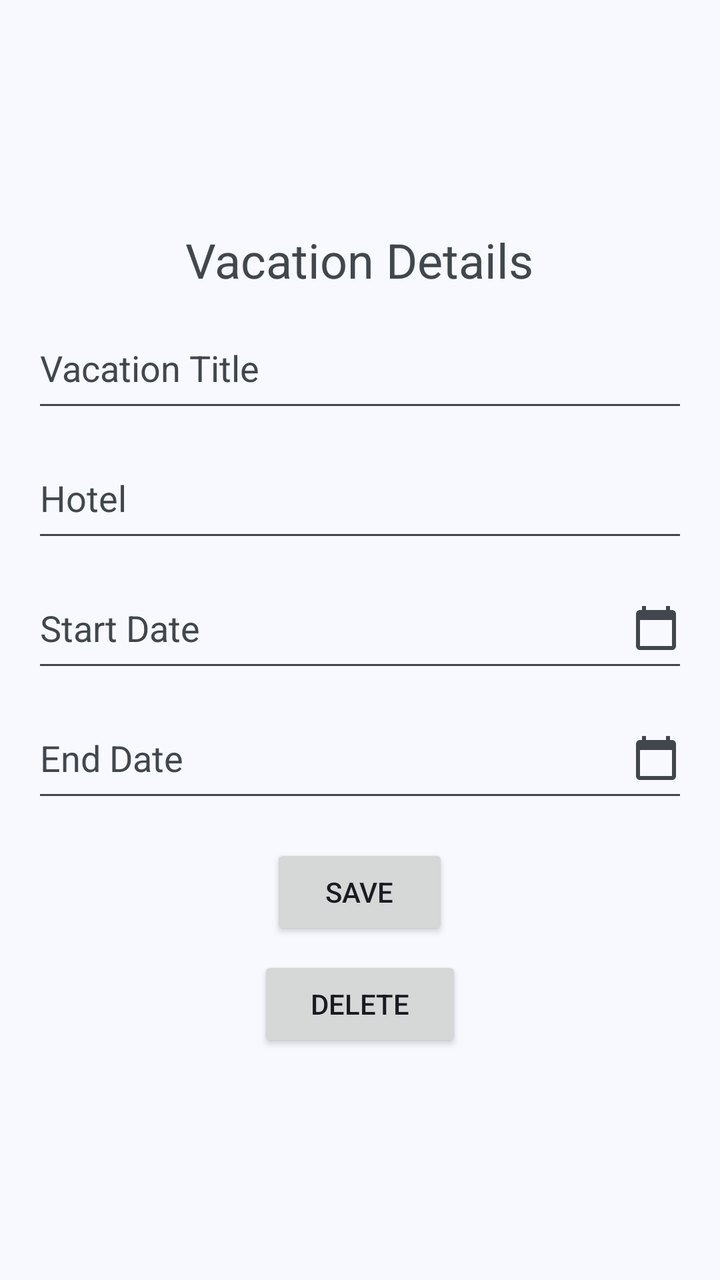
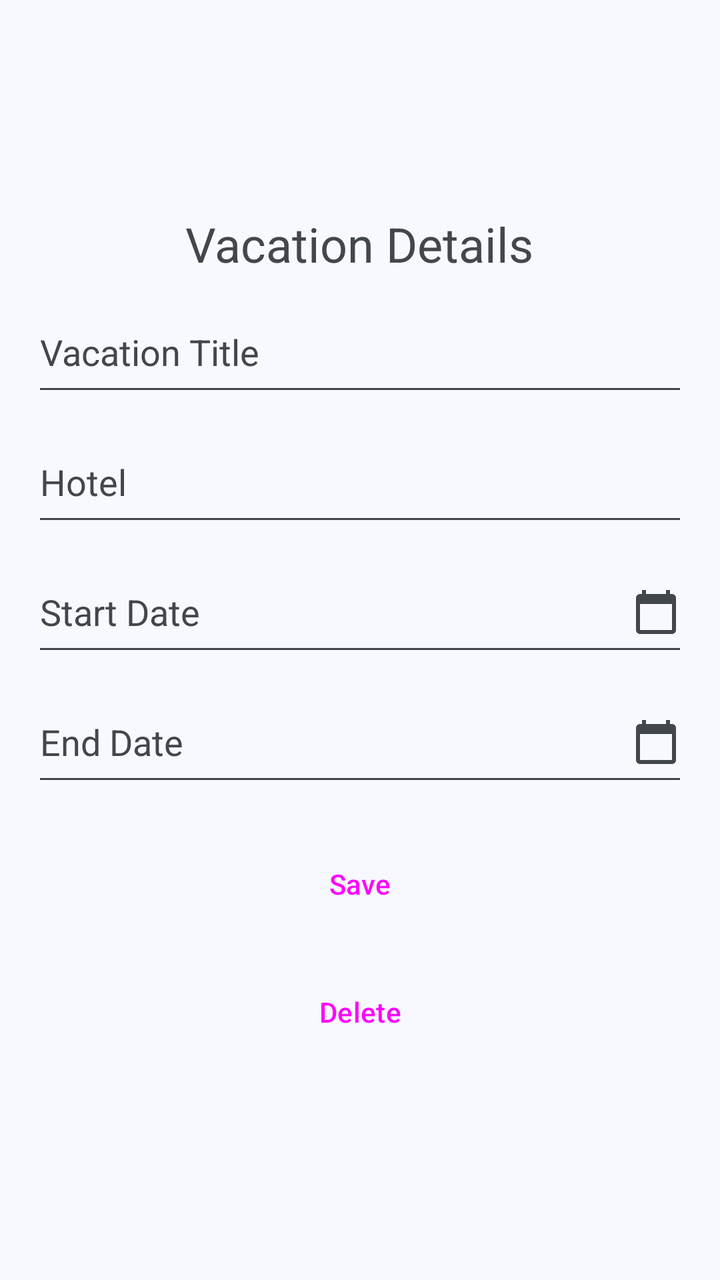

Before-and-after screenshots of an Android layout around one commit, followed by the original layout XML and the change that was made.
<!-- AndroidManifest.xml: application theme Theme.Vagor -->
<!-- res/layout/activity_vacation_detail.xml -->
<?xml version="1.0" encoding="utf-8"?>
<ScrollView
    xmlns:android="http://schemas.android.com/apk/res/android"
    android:layout_width="match_parent"
    android:layout_height="match_parent"
    android:fillViewport="true">

    <LinearLayout
        android:layout_width="match_parent"
        android:layout_height="wrap_content"
        android:gravity="center"
        android:orientation="vertical"
        android:padding="16dp">

        <TextView
            android:layout_width="wrap_content"
            android:layout_height="wrap_content"
            android:text="@string/vacation_details"
            android:textSize="24sp"
            android:layout_marginBottom="8dp"/>

        <EditText
            android:id="@+id/editTitle"
            android:layout_width="match_parent"
            android:layout_height="57dp"
            android:autofillHints="none"
            android:hint="@string/vacation_title"
            android:inputType="text" />

        <EditText
            android:id="@+id/editHotel"
            android:layout_width="match_parent"
            android:layout_height="57dp"
            android:layout_marginTop="8dp"
            android:autofillHints="none"
            android:hint="@string/hotel"
            android:inputType="text" />

        <EditText
            android:id="@+id/editStartDate"
            android:layout_width="match_parent"
            android:layout_height="57dp"
            android:layout_marginTop="8dp"
            android:autofillHints="none"
            android:drawableEnd="@drawable/ic_calendar"
            android:hint="@string/start_date"
            android:inputType="date" />

        <EditText
            android:id="@+id/editEndDate"
            android:layout_width="match_parent"
            android:layout_height="57dp"
            android:layout_marginTop="8dp"
            android:autofillHints="none"
            android:drawableEnd="@drawable/ic_calendar"
            android:hint="@string/end_date"
            android:inputType="date" />

        <Button
            android:id="@+id/buttonSave"
            android:layout_width="wrap_content"
            android:layout_height="wrap_content"
            android:minWidth="89dp"
            android:layout_marginTop="16dp"
            android:text="@string/save" />

        <Button
            android:id="@+id/buttonDelete"
            android:layout_width="wrap_content"
            android:layout_height="wrap_content"
            android:minWidth="102dp"
            android:layout_marginTop="8dp"
            android:text="@string/delete" />

    </LinearLayout>

</ScrollView>
<!-- resources referenced by this layout -->
<resources>
  <!-- drawable ic_calendar (drawable) -->
  <vector xmlns:android="http://schemas.android.com/apk/res/android"
      android:width="24dp"
      android:height="24dp"
      android:tint="?attr/colorControlNormal"
      android:viewportWidth="24"
      android:viewportHeight="24">
      <path
          android:fillColor="@android:color/white"
          android:pathData="M20,3h-1V1h-2v2H7V1H5v2H4c-1.1,0 -2,0.9 -2,2v16c0,1.1 0.9,2 2,2h16c1.1,0 2,-0.9 2,-2V5c0,-1.1 -0.9,-2 -2,-2zM20,21H4V8h16v13z" />
  </vector>
  <string name="delete">Delete</string>
  <string name="end_date">End Date</string>
  <string name="hotel">Hotel</string>
  <string name="save">Save</string>
  <string name="start_date">Start Date</string>
  <string name="vacation_details">Vacation Details</string>
  <string name="vacation_title">Vacation Title</string>
  <style name="Theme.Vagor" parent="Base.Theme.Vagor" />
  <color name="vagor_light_primary">#00639B</color>
  <color name="vagor_light_onPrimary">#FFFFFF</color>
  <color name="vagor_light_primaryContainer">#CEE5FF</color>
  <color name="vagor_light_onPrimaryContainer">#001D33</color>
  <color name="vagor_light_secondary">#51606F</color>
  <color name="vagor_light_onSecondary">#FFFFFF</color>
  <color name="vagor_light_secondaryContainer">#D5E4F7</color>
  <color name="vagor_light_onSecondaryContainer">#0E1D2A</color>
  <color name="vagor_light_tertiary">#68587A</color>
  <color name="vagor_light_onTertiary">#FFFFFF</color>
  <color name="vagor_light_tertiaryContainer">#EFDBFF</color>
  <color name="vagor_light_onTertiaryContainer">#231533</color>
  <color name="vagor_light_error">#BA1A1A</color>
  <color name="vagor_light_onError">#FFFFFF</color>
  <color name="vagor_light_errorContainer">#FFDAD6</color>
  <color name="vagor_light_onErrorContainer">#410002</color>
  <color name="vagor_light_background">#F7F9FF</color>
  <color name="vagor_light_onBackground">#181C20</color>
  <color name="vagor_light_surface">#F7F9FF</color>
  <color name="vagor_light_onSurface">#181C20</color>
  <color name="vagor_light_surfaceVariant">#DEE3EB</color>
  <color name="vagor_light_onSurfaceVariant">#42474E</color>
  <color name="vagor_light_outline">#72777F</color>
  <color name="vagor_light_outlineVariant">#C2C7CF</color>
  <color name="vagor_light_inverseSurface">#2D3135</color>
  <color name="vagor_light_inverseOnSurface">#EFF1F6</color>
  <color name="vagor_light_inversePrimary">#97CBFF</color>
  <color name="vagor_light_surfaceDim">#D8DAE0</color>
  <color name="vagor_light_surfaceBright">#F7F9FF</color>
  <color name="vagor_light_surfaceContainerLowest">#FFFFFF</color>
  <color name="vagor_light_surfaceContainerLow">#F1F3F9</color>
  <color name="vagor_light_surfaceContainer">#ECEEF3</color>
  <color name="vagor_light_surfaceContainerHigh">#E6E8EE</color>
  <color name="vagor_light_surfaceContainerHighest">#E0E2E8</color>
  <!-- unchanged entries left out for length: 1 -->
</resources>

<!-- the commit's change to res/layout/activity_vacation_detail.xml (unified diff, before → after) -->
@@ -58,18 +58,18 @@
 
         <Button
             android:id="@+id/buttonSave"
-            android:layout_width="wrap_content"
+            style="@style/Widget.Vagor.Button"
+            android:layout_width="match_parent"
             android:layout_height="wrap_content"
-            android:minWidth="89dp"
             android:layout_marginTop="16dp"
             android:text="@string/save" />
 
         <Button
             android:id="@+id/buttonDelete"
-            android:layout_width="wrap_content"
+            style="@style/Widget.Vagor.Button"
+            android:layout_width="match_parent"
             android:layout_height="wrap_content"
-            android:minWidth="102dp"
-            android:layout_marginTop="8dp"
+            android:layout_marginTop="@dimen/button_spacing"
             android:text="@string/delete" />
 
     </LinearLayout>
<!-- resource entries referenced after the edit -->
@@ -1,5 +1,6 @@
 <!-- resources referenced by this layout -->
 <resources>
+  <dimen name="button_spacing">8dp</dimen>
   <!-- drawable ic_calendar (drawable) -->
   <vector xmlns:android="http://schemas.android.com/apk/res/android"
       android:width="24dp"
@@ -18,7 +19,13 @@
   <string name="start_date">Start Date</string>
   <string name="vacation_details">Vacation Details</string>
   <string name="vacation_title">Vacation Title</string>
+  <style name="Widget.Vagor.Button" parent="Widget.Material3.Button">
+          <item name="android:minHeight">@dimen/button_height</item>
+          <item name="android:insetTop">0dp</item>
+          <item name="android:insetBottom">0dp</item>
+      </style>
   <style name="Theme.Vagor" parent="Base.Theme.Vagor" />
+  <dimen name="button_height">56dp</dimen>
   <color name="vagor_light_primary">#00639B</color>
   <color name="vagor_light_onPrimary">#FFFFFF</color>
   <color name="vagor_light_primaryContainer">#CEE5FF</color>
